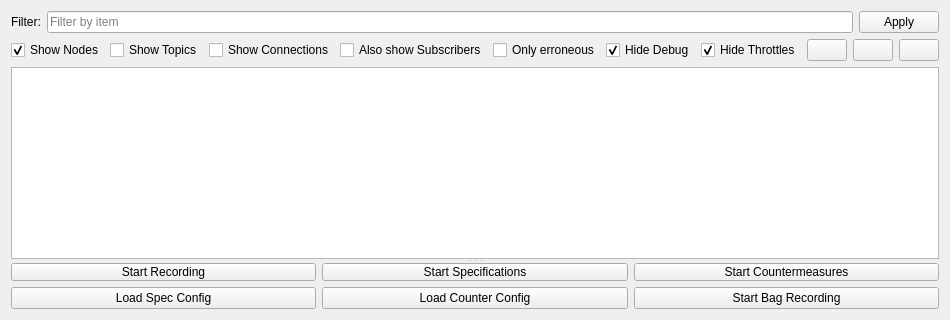
This is arni_rqt_detail_plugin/resources/TreeWidget.ui in UTNuclearRobotics/arni as Qt 5 draws it before an edit. The edited form follows.
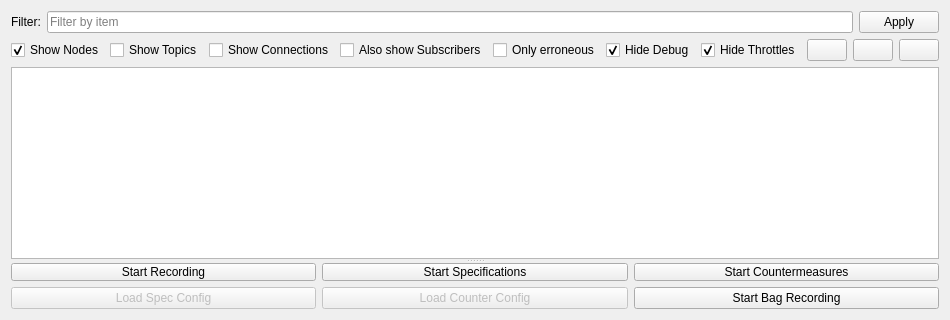
This is the edited form. Icons and pictures are not drawn.

Commit message: better loading control

What changed in the file:
```diff
--- a/arni_rqt_detail_plugin/resources/TreeWidget.ui
+++ b/arni_rqt_detail_plugin/resources/TreeWidget.ui
@@ -254,6 +254,9 @@
                 <layout class="QHBoxLayout" name="horizontalLayout">
                   <item>
                     <widget class="QPushButton" name="load_spec_push_button">
+                      <property name="enabled">
+                        <bool>false</bool>
+                      </property>
                       <property name="minimumSize">
                         <size>
                           <width>20</width>
@@ -267,6 +270,9 @@
                   </item>
                   <item>
                     <widget class="QPushButton" name="load_counter_push_button">
+                      <property name="enabled">
+                        <bool>false</bool>
+                      </property>
                       <property name="minimumSize">
                         <size>
                           <width>20</width>
```
The commit also changes 1 other file.
